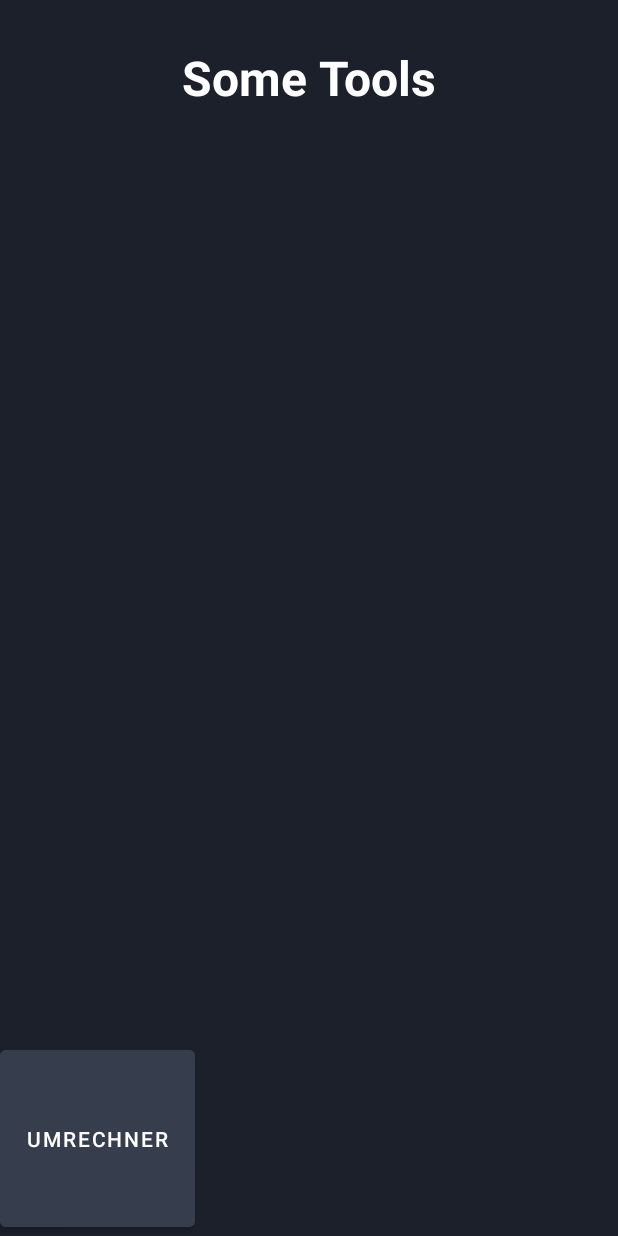
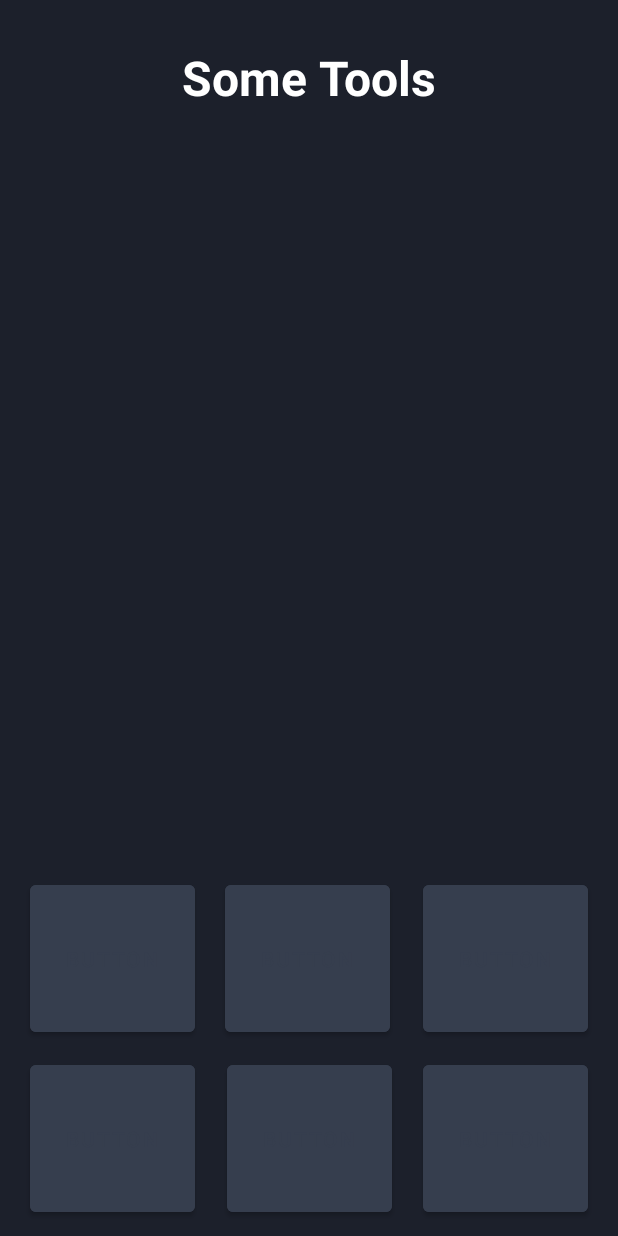
Before and after one commit to malteharms/Some-Tools, an Android app: the screen it shows after launch (MainActivity), on a phone screen of 412 x 824 dp. Run offline under Robolectric (Android 15) with nearby library versions, the phone set to English and light mode, and no system bars.

Commit message:
all buttons added. next up button background change and fragment handling

```diff
--- a/app/src/main/res/layout/activity_main.xml
+++ b/app/src/main/res/layout/activity_main.xml
@@ -6,6 +6,9 @@
     android:layout_height="match_parent"
     android:background="@color/dark_grey_blue"
     tools:context=".MainActivity" >
+
+
+    <!-- header title -->
 
     <TextView
         android:id="@+id/tvAppName"
@@ -25,16 +28,101 @@
 
         android:layout_marginTop="@dimen/margin_top"/>
 
+
+    <!-- bottom row of buttons -->
+
     <Button
+        android:id="@+id/btnBottomLeft"
+
+        android:layout_width="@dimen/button_size"
+        android:layout_height="@dimen/button_size"
+
+        android:text="@string/btnFiller"
+        android:textColor="@color/bright_grey_blue"
+        android:theme="@style/Theme.Buttons"
+
+        android:layout_marginStart="@dimen/margin_left"
+        android:layout_marginBottom="@dimen/margin_bottom"
+        app:layout_constraintBottom_toBottomOf="parent"
+        app:layout_constraintStart_toStartOf="parent" />
+
+    <Button
+        android:id="@+id/btnBottomMid"
+
+        android:layout_width="@dimen/button_size"
+        android:layout_height="@dimen/button_size"
+
+        android:text="@string/btnFiller"
+        android:textColor="@color/bright_grey_blue"
+        android:theme="@style/Theme.Buttons"
+
+        android:layout_marginBottom="@dimen/margin_bottom"
+        app:layout_constraintBottom_toBottomOf="parent"
+        app:layout_constraintEnd_toStartOf="@+id/btnBottomRight"
+        app:layout_constraintStart_toEndOf="@+id/btnBottomLeft" />
+
+    <Button
+        android:id="@+id/btnBottomRight"
+
+        android:layout_width="@dimen/button_size"
+        android:layout_height="@dimen/button_size"
+
+        android:text="@string/btnFiller"
+        android:textColor="@color/bright_grey_blue"
+        android:theme="@style/Theme.Buttons"
+
+        android:layout_marginEnd="@dimen/margin_right"
+        android:layout_marginBottom="@dimen/margin_bottom"
+        app:layout_constraintBottom_toBottomOf="parent"
+        app:layout_constraintEnd_toEndOf="parent" />
+
+
+    <!-- top row of buttons -->
+
+    <Button
+        android:id="@+id/btnTopLeft"
+
+        android:layout_width="@dimen/button_size"
+        android:layout_height="@dimen/button_size"
+
+        android:text="@string/btnFiller"
+        android:textColor="@color/bright_grey_blue"
+        android:theme="@style/Theme.Buttons"
+
+        android:layout_marginStart="@dimen/margin_left"
+        android:layout_marginBottom="@dimen/margin_bottom"
+        app:layout_constraintBottom_toTopOf="@id/btnBottomLeft"
+        app:layout_constraintLeft_toLeftOf="parent" />
+
+    <Button
+        android:id="@+id/btnTopMid"
         android:theme="@style/Theme.Buttons"
 
         android:layout_width="@dimen/button_size"
         android:layout_height="@dimen/button_size"
 
-        android:text="@string/btnConverter"
+        android:text="@string/btnFiller"
+        android:textColor="@color/bright_grey_blue"
 
-        app:layout_constraintBottom_toBottomOf="parent"
-        app:layout_constraintStart_toStartOf="parent" />
+        android:layout_marginBottom="@dimen/margin_bottom"
+        android:layout_marginStart="@dimen/margin_left"
+        app:layout_constraintStart_toEndOf="@id/btnTopLeft"
+        app:layout_constraintBottom_toTopOf="@id/btnBottomMid" />
+
+    <Button
+        android:id="@+id/btnTopRight"
+        android:theme="@style/Theme.Buttons"
+
+        android:layout_width="@dimen/button_size"
+        android:layout_height="@dimen/button_size"
+
+        android:text="@string/btnFiller"
+        android:textColor="@color/bright_grey_blue"
+
+        android:layout_marginEnd="@dimen/margin_right"
+        android:layout_marginBottom="@dimen/margin_bottom"
+        app:layout_constraintEnd_toEndOf="parent"
+        app:layout_constraintBottom_toTopOf="@id/btnBottomRight" />
 
 
 </androidx.constraintlayout.widget.ConstraintLayout>
--- a/app/src/main/res/values-night/themes.xml
+++ b/app/src/main/res/values-night/themes.xml
@@ -1,13 +1,13 @@
 <resources xmlns:tools="http://schemas.android.com/tools">
     <!-- Base application theme. -->
-    <style name="Theme.SomeTools" parent="Theme.MaterialComponents.DayNight.DarkActionBar">
+    <style name="Theme.SomeTools" parent="Theme.MaterialComponents.DayNight.NoActionBar">
         <!-- Primary brand color. -->
-        <item name="colorPrimary">@color/purple_200</item>
-        <item name="colorPrimaryVariant">@color/purple_700</item>
-        <item name="colorOnPrimary">@color/black</item>
+        <item name="colorPrimary">@color/black</item>
+        <item name="colorPrimaryVariant">@color/black</item>
+        <item name="colorOnPrimary">@color/dark_grey_blue</item>
         <!-- Secondary brand color. -->
-        <item name="colorSecondary">@color/teal_200</item>
-        <item name="colorSecondaryVariant">@color/teal_200</item>
+        <item name="colorSecondary">@color/white</item>
+        <item name="colorSecondaryVariant">@color/white</item>
         <item name="colorOnSecondary">@color/black</item>
         <!-- Status bar color. -->
         <item name="android:statusBarColor">?attr/colorPrimaryVariant</item>
--- a/app/src/main/res/values/dimens.xml
+++ b/app/src/main/res/values/dimens.xml
@@ -2,7 +2,11 @@
 <resources>
 
     <dimen name="margin_top">30dp</dimen>
+    <dimen name="margin_left">20dp</dimen>
+    <dimen name="margin_right">20dp</dimen>
+    <dimen name="margin_bottom">10dp</dimen>
 
-    <dimen name="button_size">130dp</dimen>
+    <dimen name="button_size">110dp</dimen>
+    <dimen name="radius_button_corner">10dp</dimen>
 
 </resources>
--- a/app/src/main/res/values/strings.xml
+++ b/app/src/main/res/values/strings.xml
@@ -1,5 +1,6 @@
 <resources>
     <string name="app_name">Some Tools</string>
 
+    <string name="btnFiller">Button</string>
     <string name="btnConverter">Umrechner</string>
 </resources>
--- a/app/src/main/res/values/themes.xml
+++ b/app/src/main/res/values/themes.xml
@@ -14,9 +14,8 @@
         <!-- Customize your theme here. -->
     </style>
 
-    <style name="Theme.Buttons" parent="Theme.MaterialComponents.DayNight.NoActionBar">
+    <style name="Theme.Buttons" parent="Theme.AppCompat.NoActionBar">
         <item name="android:backgroundTint">@color/bright_grey_blue</item>
-        <item name="android:textColor">@color/white</item>
         <item name="android:textSize">14sp</item>
 
     </style>
```
